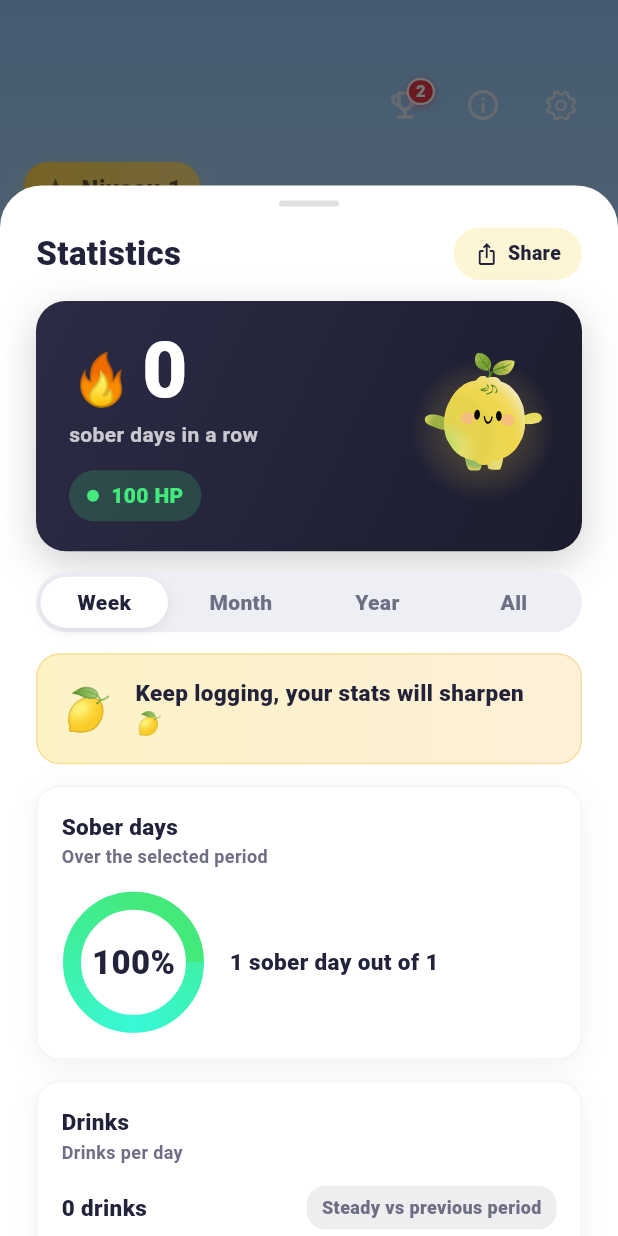
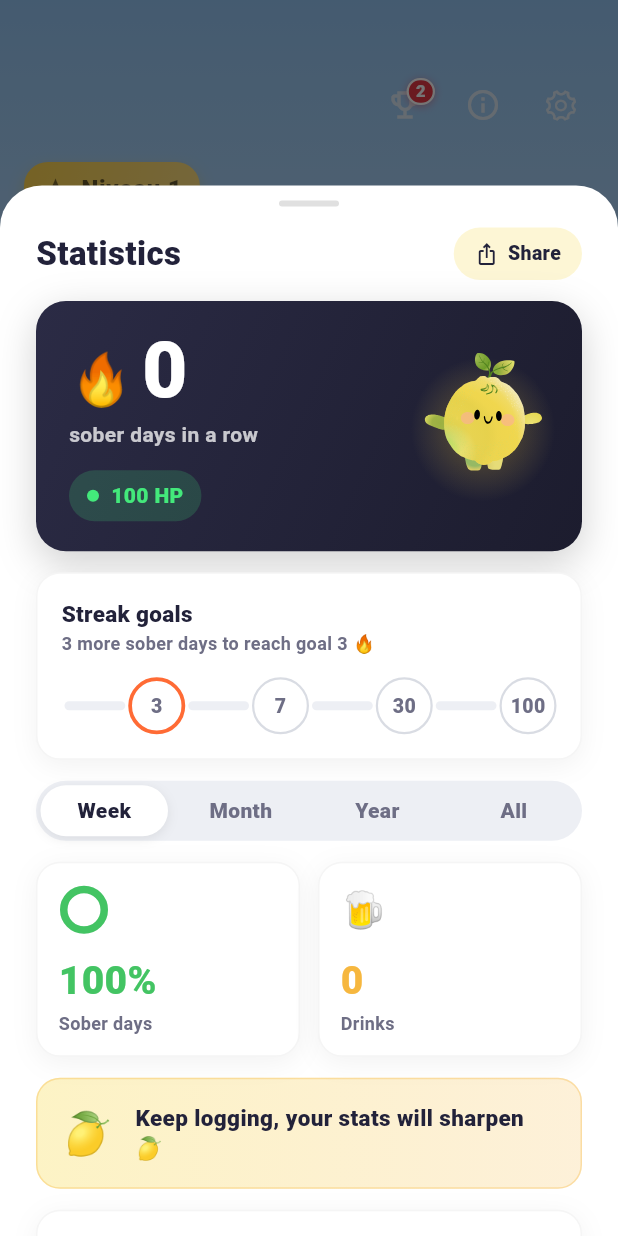
Before and after one commit to Melshea01/Jaune, a Flutter app: the MyHomePage screen opened directly, item 2 of the bottom bar chosen, on a phone screen of 412 x 824 dp. Run offline on Flutter 3.47's test engine with Material 3 defaults, Android fonts, the phone set to English and light mode, and no system bars; our stand-ins replace app_links, audioplayers, camera, flutter_local_notifications, flutter_svg, package_info_plus and 7 more; missing offline and left inert: android_intent_plus, appinio_social_share, home_widget, mobile_scanner; accounts and stored records are empty.

Commit message:
fix(stats): mode « Tout » corrigé, suppression de l'historique, tuiles 2 colonnes
- fix: barres à largeur plafonnée quand il y a peu de buckets (mode « Tout »
  sur un historique court ne fait plus de barre pleine largeur cassée)
- clarté: séparation nette — héros + objectifs en haut (état actuel), puis le
  sélecteur qui gouverne les cartes juste en dessous (KPI, insight, conso,
  santé), puis une section « Depuis le début » (habitudes, records)
- suppression de la heatmap « historique » (redondante avec le calendrier)
- design: KPI et records en tuiles demi-largeur affichées deux par deux
  (StatTile : grand chiffre animé, mini-anneau ou emoji, accent couleur)
- l10n: section « Depuis le début » / « All-time »

Co-Authored-By: Claude Opus 4.8 <noreply@anthropic.com>

```diff
--- a/lib/l10n/app_en.arb
+++ b/lib/l10n/app_en.arb
@@ -219,6 +219,7 @@
   "statsHeatmapSubtitle": "Each square = a day. Green = sober, red = heavy.",
   "statsHeatmapLess": "Sober",
   "statsHeatmapMore": "Heavy",
+  "statsAllTimeSection": "All-time",
   "statsTotalSoberDays": "Total sober days",
   "statsShareCaption": "{count, plural, =1{1 sober day in total} other{{count} sober days in total}}",
   "statsInsightTrendDown": "−{percent}% vs the previous period, keep it up 🎉",
--- a/lib/l10n/app_fr.arb
+++ b/lib/l10n/app_fr.arb
@@ -355,6 +355,7 @@
   "statsHeatmapSubtitle": "Chaque carré = un jour. Vert = sobre, rouge = chargé.",
   "statsHeatmapLess": "Sobre",
   "statsHeatmapMore": "Chargé",
+  "statsAllTimeSection": "Depuis le début",
   "statsTotalSoberDays": "Total de jours sobres",
   "statsShareCaption": "{count, plural, =1{1 jour sobre au total} other{{count} jours sobres au total}}",
   "@statsShareCaption": {
--- a/lib/l10n/gen/app_localizations.dart
+++ b/lib/l10n/gen/app_localizations.dart
@@ -1268,6 +1268,12 @@ abstract class AppLocalizations {
   /// **'Chargé'**
   String get statsHeatmapMore;
 
+  /// No description provided for @statsAllTimeSection.
+  ///
+  /// In fr, this message translates to:
+  /// **'Depuis le début'**
+  String get statsAllTimeSection;
+
   /// No description provided for @statsTotalSoberDays.
   ///
   /// In fr, this message translates to:
--- a/lib/l10n/gen/app_localizations_en.dart
+++ b/lib/l10n/gen/app_localizations_en.dart
@@ -707,6 +707,9 @@ class AppLocalizationsEn extends AppLocalizations {
   String get statsHeatmapMore => 'Heavy';
 
   @override
+  String get statsAllTimeSection => 'All-time';
+
+  @override
   String get statsTotalSoberDays => 'Total sober days';
 
   @override
--- a/lib/l10n/gen/app_localizations_fr.dart
+++ b/lib/l10n/gen/app_localizations_fr.dart
@@ -712,6 +712,9 @@ class AppLocalizationsFr extends AppLocalizations {
   String get statsHeatmapMore => 'Chargé';
 
   @override
+  String get statsAllTimeSection => 'Depuis le début';
+
+  @override
   String get statsTotalSoberDays => 'Total de jours sobres';
 
   @override
--- a/lib/widgets/stats_components.dart
+++ b/lib/widgets/stats_components.dart
@@ -542,16 +542,23 @@ class _StatBarChartState extends State<StatBarChart>
         Expanded(
           child: Align(
             alignment: Alignment.bottomCenter,
+            child: ConstrainedBox(
+              // Largeur plafonnée quand il y a peu de barres (ex. « Tout » sur
+              // un historique court) : pas de barre pleine largeur disgracieuse.
+              constraints: BoxConstraints(maxWidth: thin ? double.infinity : 46),
               child: d.value <= 0
                   ? Container(
                       height: 3,
-                    decoration: BoxDecoration(color: color, borderRadius: radius),
+                      decoration:
+                          BoxDecoration(color: color, borderRadius: radius),
                     )
                   : FractionallySizedBox(
                       heightFactor: frac.clamp(0.02, 1.0),
                       widthFactor: 1,
                       child: Container(
-                      decoration: BoxDecoration(color: color, borderRadius: radius),
+                        decoration:
+                            BoxDecoration(color: color, borderRadius: radius),
+                      ),
                     ),
             ),
           ),
@@ -605,27 +612,92 @@ class StatTrendBadge extends StatelessWidget {
 // Anneau de progression vers le prochain palier de série
 // =====================================================================
 
-/// Anneau « jours sobres » (style anneau d'activité Apple) : proportion de
-/// jours sans verre sur la période, avec gros pourcentage au centre.
-class SoberRing extends StatefulWidget {
-  final double progress; // 0..1
-  final String bigLabel; // ex: "72%"
-  final String smallLabel; // ex: "5 / 7 jours sobres"
-  final List<Color> gradient;
+/// Tuile compacte (demi-largeur) : un grand chiffre animé + libellé, et au
+/// choix un emoji ou un mini-anneau de progression. Pensée pour s'afficher
+/// deux par deux dans une grille (DA dashboard Revolut / apps santé).
+class StatTile extends StatelessWidget {
+  final String emoji;
+  final int value;
+  final String suffix;
+  final String label;
+  final Color accent;
+  final double? ring; // 0..1 → mini-anneau au lieu de l'emoji
 
-  const SoberRing({
+  const StatTile({
     super.key,
-    required this.progress,
-    required this.bigLabel,
-    required this.smallLabel,
-    this.gradient = const [Color(0xFF43E97B), Color(0xFF38F9D7)],
+    this.emoji = '',
+    required this.value,
+    this.suffix = '',
+    required this.label,
+    this.accent = JauneColors.lemonDeep,
+    this.ring,
   });
 
   @override
-  State<SoberRing> createState() => _SoberRingState();
+  Widget build(BuildContext context) {
+    return Container(
+      padding: const EdgeInsets.all(14),
+      decoration: BoxDecoration(
+        color: Colors.white,
+        borderRadius: BorderRadius.circular(JauneRadii.card),
+        border: Border.all(color: Colors.black.withValues(alpha: 0.04)),
+        boxShadow: [
+          BoxShadow(
+            color: Colors.black.withValues(alpha: 0.05),
+            offset: const Offset(0, 4),
+            blurRadius: 14,
+          ),
+        ],
+      ),
+      child: Column(
+        crossAxisAlignment: CrossAxisAlignment.start,
+        mainAxisSize: MainAxisSize.min,
+        children: [
+          if (ring != null)
+            SizedBox(
+              width: 34,
+              height: 34,
+              child: _MiniRing(progress: ring!, color: accent),
+            )
+          else
+            Text(emoji, style: const TextStyle(fontSize: 24)),
+          const SizedBox(height: 12),
+          CountUpInt(
+            value,
+            suffix: suffix,
+            style: TextStyle(
+              fontSize: 26,
+              fontWeight: FontWeight.w900,
+              color: accent,
+            ),
+          ),
+          const SizedBox(height: 2),
+          Text(
+            label,
+            style: const TextStyle(
+              fontSize: 12,
+              fontWeight: FontWeight.w700,
+              color: JauneColors.inkSoft,
+              height: 1.25,
+            ),
+          ),
+        ],
+      ),
+    );
+  }
 }
 
-class _SoberRingState extends State<SoberRing>
+/// Petit anneau de progression animé (pour les tuiles).
+class _MiniRing extends StatefulWidget {
+  final double progress;
+  final Color color;
+  const _MiniRing({required this.progress, required this.color});
+
+  @override
+  State<_MiniRing> createState() => _MiniRingState();
+}
+
+class _MiniRingState extends State<_MiniRing>
     with SingleTickerProviderStateMixin {
   late final AnimationController _c = AnimationController(
     vsync: this,
@@ -640,44 +712,15 @@ class _SoberRingState extends State<SoberRing>
 
   @override
   Widget build(BuildContext context) {
-    return Row(
-      children: [
-        SizedBox(
-          width: 96,
-          height: 96,
-          child: AnimatedBuilder(
+    return AnimatedBuilder(
       animation: _c,
       builder: (context, _) => CustomPaint(
         painter: _RingPainter(
           widget.progress.clamp(0.0, 1.0) * _c.value,
-                widget.gradient,
-              ),
-              child: Center(
-                child: Text(
-                  widget.bigLabel,
-                  style: const TextStyle(
-                    fontSize: 22,
-                    fontWeight: FontWeight.w900,
-                    color: JauneColors.ink,
+          [widget.color, widget.color],
+          stroke: 5,
         ),
       ),
-              ),
-            ),
-          ),
-        ),
-        const SizedBox(width: 16),
-        Expanded(
-          child: Text(
-            widget.smallLabel,
-            style: const TextStyle(
-              fontSize: 15,
-              fontWeight: FontWeight.w800,
-              color: JauneColors.ink,
-              height: 1.35,
-            ),
-          ),
-        ),
-      ],
     );
   }
 }
@@ -685,13 +728,13 @@ class _SoberRingState extends State<SoberRing>
 class _RingPainter extends CustomPainter {
   final double progress;
   final List<Color> gradient;
-  _RingPainter(this.progress, this.gradient);
+  final double stroke;
+  _RingPainter(this.progress, this.gradient, {this.stroke = 12.0});
 
   @override
   void paint(Canvas canvas, Size size) {
     final center = size.center(Offset.zero);
-    final radius = size.width / 2 - 7;
-    const stroke = 12.0;
+    final radius = size.width / 2 - stroke / 2 - 1;
 
     final bg = Paint()
       ..color = const Color(0xFFEDEFF4)
@@ -808,55 +851,6 @@ class MilestoneTrack extends StatelessWidget {
   }
 }
 
-/// Légende de la heatmap : du sobre (vert) au chargé (rouge).
-class StatHeatmapLegend extends StatelessWidget {
-  final String lessLabel;
-  final String moreLabel;
-  const StatHeatmapLegend({
-    super.key,
-    required this.lessLabel,
-    required this.moreLabel,
-  });
-
-  @override
-  Widget build(BuildContext context) {
-    const swatches = [0, 2, 4, 5, 6];
-    return Row(
-      mainAxisAlignment: MainAxisAlignment.end,
-      children: [
-        Text(
-          lessLabel,
-          style: TextStyle(
-            fontSize: 11,
-            fontWeight: FontWeight.w600,
-            color: Colors.grey.shade600,
-          ),
-        ),
-        const SizedBox(width: 6),
-        for (final c in swatches)
-          Container(
-            width: 12,
-            height: 12,
-            margin: const EdgeInsets.symmetric(horizontal: 1),
-            decoration: BoxDecoration(
-              color: jauneStatColor(c).withValues(alpha: c == 0 ? 0.35 : 1.0),
-              borderRadius: BorderRadius.circular(3),
-            ),
-          ),
-        const SizedBox(width: 6),
-        Text(
-          moreLabel,
-          style: TextStyle(
-            fontSize: 11,
-            fontWeight: FontWeight.w600,
-            color: Colors.grey.shade600,
-          ),
-        ),
-      ],
-    );
-  }
-}
-
 // =====================================================================
 // Patterns par jour de la semaine (7 barres, pire jour mis en avant)
 // =====================================================================
@@ -918,120 +912,6 @@ class WeekdayChart extends StatelessWidget {
               ),
             ),
         ],
-      ),
-    );
-  }
-}
-
-// =====================================================================
-// Heatmap (grille type contributions GitHub) — colonnes = semaines
-// =====================================================================
-
-class StatHeatmap extends StatelessWidget {
-  final DateTime start;
-  final DateTime end;
-  final Map<String, int> dailyMap;
-  final DateTime today;
-  final String firstUseDate;
-  final String Function(DateTime day) keyOf;
-  final List<String> weekdayLabels; // L M M J V S D (lundi→dimanche)
-
-  const StatHeatmap({
-    super.key,
-    required this.start,
-    required this.end,
-    required this.dailyMap,
-    required this.today,
-    required this.firstUseDate,
-    required this.keyOf,
-    required this.weekdayLabels,
-  });
-
-  @override
-  Widget build(BuildContext context) {
-    // On commence le lundi de la semaine de [start] pour aligner les colonnes.
-    DateTime cursor = StatsService.mondayOf(start);
-    final last = DateTime(end.year, end.month, end.day);
-    final d0 = DateTime(today.year, today.month, today.day);
-    final first = DateTime.tryParse(firstUseDate);
-
-    final columns = <Widget>[];
-    while (!cursor.isAfter(last)) {
-      final cells = <Widget>[];
-      for (int wd = 0; wd < 7; wd++) {
-        final day = cursor.add(Duration(days: wd));
-        cells.add(_cell(day, last, d0, first));
-      }
-      columns.add(
-        Padding(
-          padding: const EdgeInsets.only(right: 4),
-          child: Column(children: cells),
-        ),
-      );
-      cursor = cursor.add(const Duration(days: 7));
-    }
-
-    // Colonne fixe des initiales de jours, alignée sur les lignes (cellules
-    // de 14 px + 4 px de marge basse).
-    final labelColumn = Column(
-      children: [
-        for (int i = 0; i < 7; i++)
-          SizedBox(
-            height: 18,
-            child: Center(
-              child: Text(
-                weekdayLabels.length > i ? weekdayLabels[i] : '',
-                style: TextStyle(
-                  fontSize: 9,
-                  fontWeight: FontWeight.w700,
-                  color: Colors.grey.shade500,
-                ),
-              ),
-            ),
-          ),
-      ],
-    );
-
-    return Row(
-      crossAxisAlignment: CrossAxisAlignment.start,
-      children: [
-        Padding(
-          padding: const EdgeInsets.only(right: 6),
-          child: labelColumn,
-        ),
-        Expanded(
-          child: SingleChildScrollView(
-            scrollDirection: Axis.horizontal,
-            reverse: true, // dernières semaines visibles d'abord
-            child: Row(children: columns),
-          ),
-        ),
-      ],
-    );
-  }
-
-  Widget _cell(DateTime day, DateTime last, DateTime d0, DateTime? first) {
-    const size = 14.0;
-    final inRange = !day.isBefore(StatsService.mondayOf(start)) && !day.isAfter(last);
-    final isFuture = day.isAfter(d0);
-    final beforeFirst = first != null &&
-        day.isBefore(DateTime(first.year, first.month, first.day));
-
-    Color color;
-    if (!inRange || isFuture || beforeFirst) {
-      color = const Color(0xFFEDEFF4);
-    } else {
-      final count = dailyMap[keyOf(day)] ?? 0;
-      color = jauneStatColor(count).withValues(alpha: count == 0 ? 0.35 : 1.0);
-    }
-
-    return Container(
-      width: size,
-      height: size,
-      margin: const EdgeInsets.only(bottom: 4),
-      decoration: BoxDecoration(
-        color: color,
-        borderRadius: BorderRadius.circular(3),
       ),
     );
   }
--- a/lib/widgets/stats_sheet.dart
+++ b/lib/widgets/stats_sheet.dart
@@ -12,7 +12,6 @@ import '../services/character_service.dart';
 import '../services/milestone_scheduler.dart';
 import '../services/stats_service.dart';
 import '../theme/jaune_design.dart';
-import '../utils/date_keys.dart';
 import 'draggable_sheet.dart';
 import 'share_card.dart';
 import 'stats_components.dart';
@@ -113,7 +112,10 @@ class _StatsSheetContentState extends State<_StatsSheetContent> {
     final locale = Localizations.localeOf(context).toString();
     final streak = widget.character.soberStreakDays;
 
-    // Sections révélées en cascade.
+    // Sections révélées en cascade. En haut : ce qui décrit l'instant (héros +
+    // objectifs de série, indépendants de la période). Puis le sélecteur, qui
+    // gouverne les cartes juste en dessous (KPI, insight, conso, santé). Enfin
+    // le profil global (habitudes par jour, records).
     final sections = <Widget>[
       _titleRow(l10n),
       StatHeroHeader(
@@ -124,6 +126,7 @@ class _StatsSheetContentState extends State<_StatsSheetContent> {
         citron: _citron,
         skin: widget.character.profile.equippedSkin,
       ),
+      _milestoneCard(l10n, streak),
       StatPeriodSelector(
         selected: _period,
         onChanged: _setPeriod,
@@ -134,14 +137,13 @@ class _StatsSheetContentState extends State<_StatsSheetContent> {
           StatsPeriod.all: l10n.statsPeriodAll,
         },
       ),
+      _kpiRow(l10n),
       _insightCard(l10n, locale, streak),
-      _soberCard(l10n),
       _consumptionCard(l10n, locale),
       _healthCard(l10n),
-      _milestoneCard(l10n, streak),
+      _sectionLabel(l10n.statsAllTimeSection),
       _weekdayCard(l10n, locale),
-      _heatmapCard(l10n, locale),
-      _recordsCard(l10n, streak),
+      _recordsGrid(l10n, streak),
     ];
 
     return DraggableSheet(
@@ -327,7 +329,9 @@ class _StatsSheetContentState extends State<_StatsSheetContent> {
     );
   }
 
-  Widget _soberCard(AppLocalizations l10n) {
+  /// Deux tuiles côte à côte, gouvernées par la période : taux de jours sobres
+  /// (mini-anneau) et total de verres.
+  Widget _kpiRow(AppLocalizations l10n) {
     final range = StatsService.periodRange(_period, _now, _firstUse);
     final tracked = StatsService.trackedDaysInRange(
       range.start,
@@ -343,16 +347,61 @@ class _StatsSheetContentState extends State<_StatsSheetContent> {
       _firstUse,
     );
     final pct = tracked == 0 ? 0 : (sober * 100 / tracked).round();
-    return StatCard(
-      title: l10n.statsSoberTitle,
-      subtitle: l10n.statsSoberSubtitle,
-      child: SoberRing(
+    final total = StatsService.totalInRange(_map, range.start, range.end);
+    return _grid([
+      StatTile(
         key: ValueKey('sober-${_period.name}'),
-        progress: tracked == 0 ? 0 : sober / tracked,
-        bigLabel: '$pct%',
-        smallLabel: l10n.statsSoberCount(sober, tracked),
+        ring: tracked == 0 ? 0 : sober / tracked,
+        value: pct,
+        suffix: '%',
+        label: l10n.statsSoberTitle,
+        accent: const Color(0xFF43C463),
+      ),
+      StatTile(
+        key: ValueKey('drinks-${_period.name}'),
+        emoji: '🍺',
+        value: total,
+        label: l10n.statsConsumptionTitle,
+        accent: JauneColors.lemonDeep,
+      ),
+    ]);
+  }
+
+  /// Petit intertitre gris pour séparer la zone « depuis le début ».
+  Widget _sectionLabel(String text) => Padding(
+        padding: const EdgeInsets.only(top: 4, left: 4, bottom: 2),
+        child: Text(
+          text,
+          style: const TextStyle(
+            fontSize: 13,
+            fontWeight: FontWeight.w800,
+            color: JauneColors.inkSoft,
+            letterSpacing: 0.3,
+          ),
         ),
       );
+
+  /// Dispose des tuiles deux par deux (demi-largeur), hauteurs égalisées.
+  Widget _grid(List<Widget> tiles) {
+    final rows = <Widget>[];
+    for (int i = 0; i < tiles.length; i += 2) {
+      rows.add(
+        IntrinsicHeight(
+          child: Row(
+            crossAxisAlignment: CrossAxisAlignment.stretch,
+            children: [
+              Expanded(child: tiles[i]),
+              const SizedBox(width: 12),
+              Expanded(
+                child: i + 1 < tiles.length ? tiles[i + 1] : const SizedBox(),
+              ),
+            ],
+          ),
+        ),
+      );
+      if (i + 2 < tiles.length) rows.add(const SizedBox(height: 12));
+    }
+    return Column(children: rows);
   }
 
   Widget _milestoneCard(AppLocalizations l10n, int streak) {
@@ -384,33 +433,6 @@ class _StatsSheetContentState extends State<_StatsSheetContent> {
     );
   }
 
-  Widget _heatmapCard(AppLocalizations l10n, String locale) {
-    final range = StatsService.periodRange(_period, _now, _firstUse);
-    return StatCard(
-      title: l10n.statsHeatmapTitle,
-      subtitle: l10n.statsHeatmapSubtitle,
-      child: Column(
-        crossAxisAlignment: CrossAxisAlignment.start,
-        children: [
-          StatHeatmap(
-            start: range.start,
-            end: range.end,
-            dailyMap: _map,
-            today: _now,
-            firstUseDate: _firstUse,
-            keyOf: dateKey,
-            weekdayLabels: _weekdayInitials(locale),
-          ),
-          const SizedBox(height: 12),
-          StatHeatmapLegend(
-            lessLabel: l10n.statsHeatmapLess,
-            moreLabel: l10n.statsHeatmapMore,
-          ),
-        ],
-      ),
-    );
-  }
-
   List<String> _weekdayInitials(String locale) {
     final monday = StatsService.mondayOf(_now);
     return [
@@ -419,41 +441,39 @@ class _StatsSheetContentState extends State<_StatsSheetContent> {
     ];
   }
 
-  Widget _recordsCard(AppLocalizations l10n, int streak) {
+  Widget _recordsGrid(AppLocalizations l10n, int streak) {
     final longest = StatsService.longestSoberStreak(_map, _firstUse, _now);
     final lightest = StatsService.lightestFullWeekTotal(_map, _firstUse, _now);
     final soberTotal = StatsService.totalSoberDays(_map, _firstUse, _now);
     final avoided = StatsService.drinksAvoided(_map, _firstUse, _now);
-    return StatCard(
-      title: l10n.statsRecords,
-      child: Column(
-        children: [
-          StatRecordRow(
+    return _grid([
+      StatTile(
         emoji: '🔥',
+        value: math.max(longest, streak),
         label: l10n.statsLongestStreak,
-            value: l10n.daysCount(math.max(longest, streak)),
-            highlight: streak >= 3 && streak >= longest,
+        accent: JauneColors.flame,
       ),
-          StatRecordRow(
+      StatTile(
         emoji: '🌿',
+        value: soberTotal,
         label: l10n.statsTotalSoberDays,
-            value: l10n.daysCount(soberTotal),
+        accent: const Color(0xFF43C463),
       ),
       if (lightest != null)
-            StatRecordRow(
+        StatTile(
           emoji: '🪶',
+          value: lightest,
           label: l10n.statsLightestWeek,
-              value: l10n.statsDrinksCount(lightest),
+          accent: JauneColors.skyDeep,
         ),
       if (avoided != null)
-            StatRecordRow(
+        StatTile(
           emoji: '🍋',
+          value: avoided,
           label: l10n.statsDrinksAvoided,
-              value: l10n.statsDrinksCount(avoided),
+          accent: JauneColors.lemonDeep,
         ),
-        ],
-      ),
-    );
+    ]);
   }
 
   String _initial(String s) =>
--- a/pubspec.yaml
+++ b/pubspec.yaml
@@ -16,7 +16,7 @@ publish_to: 'none' # Remove this line if you wish to publish to pub.dev
 # https://developer.apple.com/library/archive/documentation/General/Reference/InfoPlistKeyReference/Articles/CoreFoundationKeys.html
 # In Windows, build-name is used as the major, minor, and patch parts
 # of the product and file versions while build-number is used as the build suffix.
-version: 2.4.1+11
+version: 2.4.2+12
 
 environment:
   sdk: ^3.7.0
```
Lines whose indentation alone changed are shown as unchanged.
